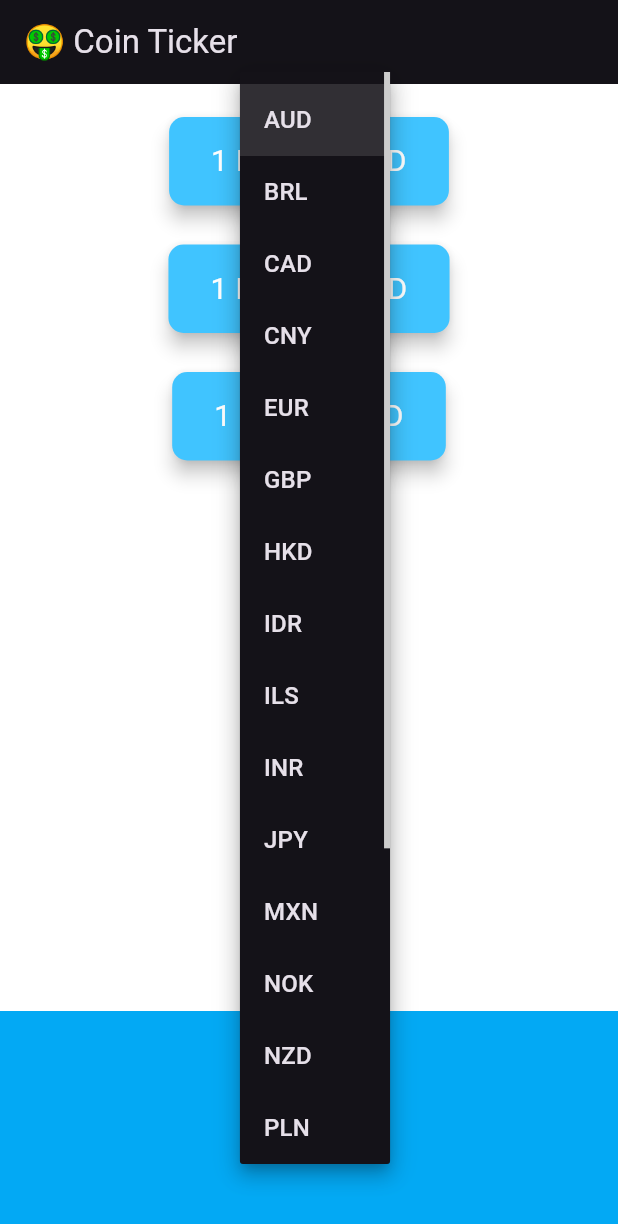
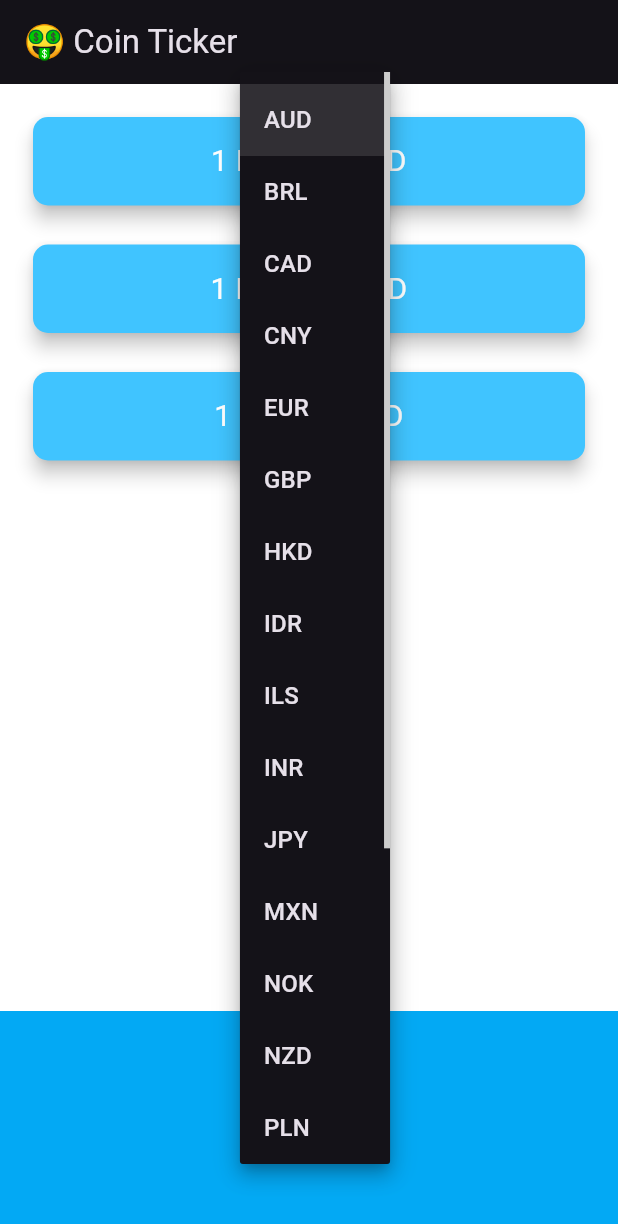
Before and after one commit to Slay2525/Bitcoin, a Flutter app: the screen it shows after launch, after a tap on "AUD", on a phone screen of 412 x 824 dp. Shown: the top 1224 px of the screen. Run offline on Flutter 3.47's test engine with Material 3 defaults, Android fonts, the phone set to English and light mode, and no system bars; network calls fail.

Commit message:
final project

```diff
--- a/lib/price_screen.dart
+++ b/lib/price_screen.dart
@@ -52,16 +52,16 @@ class _PriceScreenState extends State<PriceScreen> {
     );
   }
 
-  String value = '?';
+  Map<String, String> coinValues = {};
+  bool isWaiting = false;
 
-  //TODO 7: Figure out a way of displaying a '?' on screen while we're waiting for the price data to come back. Hint: You'll need a ternary operator.
-
-  //TODO 6: Update this method to receive a Map containing the crypto:price key value pairs. Then use that map to update the CryptoCards.
   void getData() async {
+    isWaiting = true;
     try {
-      double data = await CoinData().getCoinData(selectedCurrency);
+      var data = await CoinData().getCoinData(selectedCurrency);
+      isWaiting = false;
       setState(() {
-        value = data.toStringAsFixed(0);
+        coinValues = data;
       });
     } catch (e) {
       print(e);
@@ -70,11 +70,26 @@ class _PriceScreenState extends State<PriceScreen> {
 
   @override
   void initState() {
+    super.initState();
     getData();
-    super.initState();
   }
 
-  //TODO: For bonus points, create a method that loops through the cryptoList and generates a CryptoCard for each.
+  Column makeCards() {
+    List<CryptoCard> cryptoCards = [];
+    for (String crypto in cryptoList) {
+      cryptoCards.add(
+        CryptoCard(
+          cryptoCurrency: crypto,
+          selectedCurrency: selectedCurrency,
+          value: isWaiting ? '?' : coinValues[crypto].toString(),
+        ),
+      );
+    }
+    return Column(
+      crossAxisAlignment: CrossAxisAlignment.stretch,
+      children: cryptoCards,
+    );
+  }
 
   @override
   Widget build(BuildContext context) {
@@ -86,25 +101,7 @@ class _PriceScreenState extends State<PriceScreen> {
         mainAxisAlignment: MainAxisAlignment.spaceBetween,
         crossAxisAlignment: CrossAxisAlignment.stretch,
         children: <Widget>[
-          Column(
-            children: [
-              CryptoCard(
-                selectedCurrency: selectedCurrency,
-                value: value,
-                cryptoCurrency: 'BTC',
-              ),
-              CryptoCard(
-                selectedCurrency: selectedCurrency,
-                value: value,
-                cryptoCurrency: 'ETH',
-              ),
-              CryptoCard(
-                selectedCurrency: selectedCurrency,
-                value: '$value',
-                cryptoCurrency: 'LTC',
-              ),
-            ],
-          ),
+          makeCards(),
           Container(
             height: 150.0,
             alignment: Alignment.center,
```
